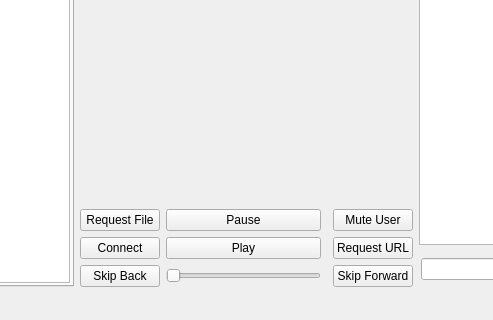
The window that Source/client/mainwindow.ui (FrostByten/Comm-Audio) describes before a commit, drawn with Qt 5; both pictures show x 270 to 763 and y 339 to 659 of the 1033 by 659 pixel window.
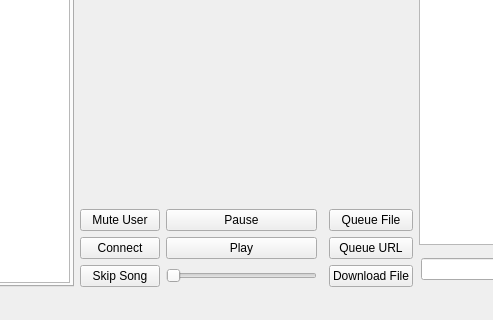
The same window after the commit. Icons and pictures are not drawn.

Diff of the .ui file:
```diff
--- a/Source/client/mainwindow.ui
+++ b/Source/client/mainwindow.ui
@@ -188,7 +188,7 @@
        </widget>
       </item>
       <item row="0" column="2">
-       <layout class="QGridLayout" name="Settings" rowstretch="1,0,0,0,0" columnstretch="0,0,0,0">
+       <layout class="QGridLayout" name="Settings" rowstretch="1,0,0,0,0,0,0" columnstretch="0,0,0,0">
         <property name="sizeConstraint">
          <enum>QLayout::SetDefaultConstraint</enum>
         </property>
@@ -197,66 +197,66 @@
           <layout class="QGridLayout" name="gridLayout_5"/>
          </widget>
         </item>
-        <item row="1" column="1">
-         <widget class="QPushButton" name="pause_Btn">
-          <property name="text">
-           <string>Pause</string>
-          </property>
-         </widget>
-        </item>
-        <item row="2" column="0">
+        <item row="3" column="0">
          <widget class="QPushButton" name="connect_Btn">
           <property name="text">
            <string>Connect</string>
           </property>
          </widget>
         </item>
-        <item row="2" column="3">
-         <widget class="QPushButton" name="req_URL_Btn">
+        <item row="3" column="3">
+         <widget class="QPushButton" name="select_URL_Btn">
           <property name="text">
-           <string>Request URL</string>
+           <string>Queue URL</string>
           </property>
          </widget>
         </item>
-        <item row="4" column="1">
+        <item row="6" column="1">
          <widget class="QSlider" name="volume">
           <property name="orientation">
            <enum>Qt::Horizontal</enum>
           </property>
          </widget>
         </item>
-        <item row="1" column="3">
+        <item row="3" column="1">
+         <widget class="QPushButton" name="play_Btn">
+          <property name="text">
+           <string>Play</string>
+          </property>
+         </widget>
+        </item>
+        <item row="2" column="3">
+         <widget class="QPushButton" name="select_file_Btn">
+          <property name="text">
+           <string>Queue File</string>
+          </property>
+         </widget>
+        </item>
+        <item row="2" column="0">
          <widget class="QPushButton" name="mute_Btn">
           <property name="text">
            <string>Mute User</string>
           </property>
          </widget>
         </item>
-        <item row="4" column="0">
-         <widget class="QPushButton" name="skip_back_Btn">
-          <property name="text">
-           <string>Skip Back</string>
-          </property>
-         </widget>
-        </item>
-        <item row="4" column="3">
-         <widget class="QPushButton" name="skip_for_Btn">
-          <property name="text">
-           <string>Skip Forward</string>
-          </property>
-         </widget>
-        </item>
-        <item row="1" column="0">
-         <widget class="QPushButton" name="req_file_Btn">
-          <property name="text">
-           <string>Request File</string>
-          </property>
-         </widget>
-        </item>
         <item row="2" column="1">
-         <widget class="QPushButton" name="play_Btn">
+         <widget class="QPushButton" name="pause_Btn">
           <property name="text">
-           <string>Play</string>
+           <string>Pause</string>
+          </property>
+         </widget>
+        </item>
+        <item row="6" column="0">
+         <widget class="QPushButton" name="skip_for_Btn">
+          <property name="text">
+           <string>Skip Song</string>
+          </property>
+         </widget>
+        </item>
+        <item row="6" column="3">
+         <widget class="QPushButton" name="download_Btn">
+          <property name="text">
+           <string>Download File</string>
           </property>
          </widget>
         </item>
```
Left out of the diff: 6 changed lines with no effect on the pictures.
